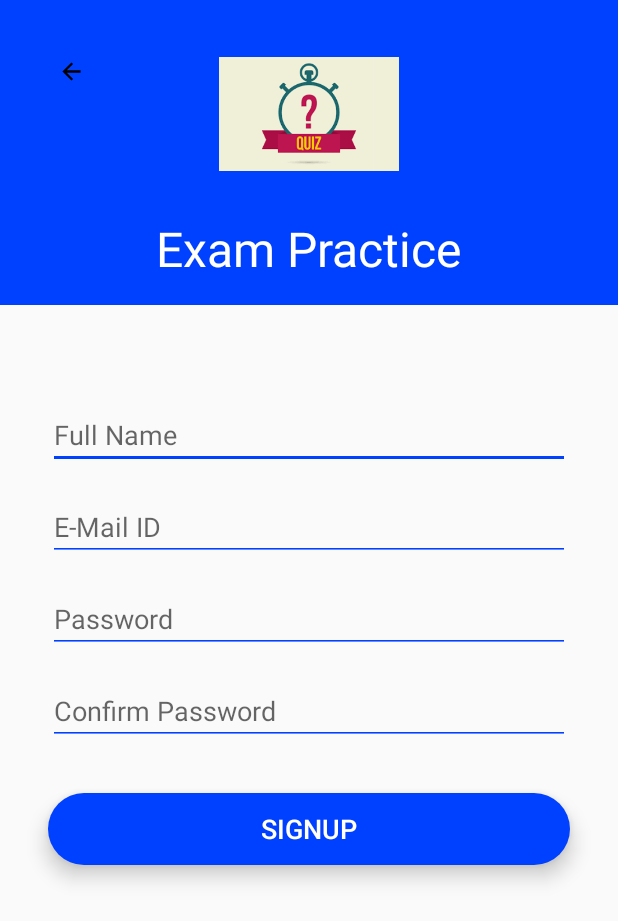
After one commit to duc2209/PRM, an Android app built with Jetpack Compose: the SignUpActivity screen opened directly, with no data from a screen before it, on a phone screen of 412 x 824 dp. The commit adds this screen. Shown: the top 921 px of the screen. Run offline under Robolectric (Android 15) with nearby library versions, the phone set to English and light mode, and no system bars.

Commit message:
Hung commit 5

```diff
--- /dev/null
+++ b/app/src/main/java/com/example/quizzz/SignUpActivity.java
@@ -0,0 +1,40 @@
+package com.example.quizzz;
+
+import androidx.appcompat.app.AppCompatActivity;
+import android.os.Bundle;
+import android.view.View;
+import android.widget.Button;
+import android.widget.EditText;
+import android.widget.ImageView;
+
+public class SignUpActivity extends AppCompatActivity {
+    private EditText name, email, pass, confirmPass;
+    private Button signUpB;
+    private ImageView backB;
+
+    @Override
+    protected void onCreate(Bundle savedInstanceState) {
+        super.onCreate(savedInstanceState);
+        setContentView(R.layout.activity_sign_up);
+
+        name = findViewById(R.id.username);
+        email = findViewById(R.id.emailID);
+        pass = findViewById(R.id.password);
+        confirmPass = findViewById(R.id.confirm_pass);
+        signUpB = findViewById(R.id.signupB);
+        backB = findViewById(R.id.backB);
+
+        backB.setOnClickListener(new View.OnClickListener() {
+            @Override
+            public void onClick(View v) {
+                finish();
+            }
+        });
+        signUpB.setOnClickListener(new View.OnClickListener() {
+            @Override
+            public void onClick(View v) {
+
+            }
+        });
+    }
+}
--- /dev/null
+++ b/app/src/main/res/drawable/ic_back_foreground.xml
@@ -0,0 +1,16 @@
+<vector xmlns:android="http://schemas.android.com/apk/res/android"
+    android:width="108dp"
+    android:height="108dp"
+    android:viewportWidth="24"
+    android:viewportHeight="24"
+    android:tint="#000000"
+    android:autoMirrored="true">
+  <group android:scaleX="0.58"
+      android:scaleY="0.58"
+      android:translateX="5.04"
+      android:translateY="5.04">
+    <path
+        android:fillColor="@android:color/white"
+        android:pathData="M20,11H7.83l5.59,-5.59L12,4l-8,8 8,8 1.41,-1.41L7.83,13H20v-2z"/>
+  </group>
+</vector>
--- /dev/null
+++ b/app/src/main/res/layout/activity_sign_up.xml
@@ -0,0 +1,139 @@
+<?xml version="1.0" encoding="utf-8"?>
+<androidx.constraintlayout.widget.ConstraintLayout xmlns:android="http://schemas.android.com/apk/res/android"
+    xmlns:app="http://schemas.android.com/apk/res-auto"
+    xmlns:tools="http://schemas.android.com/tools"
+    android:layout_width="match_parent"
+    android:layout_height="match_parent"
+    android:theme="@style/AppTheme1"
+    tools:context=".SignUpActivity">
+
+    <ImageView
+        android:id="@+id/backB"
+        android:layout_width="63dp"
+        android:layout_height="63dp"
+        android:layout_marginStart="16dp"
+        android:layout_marginTop="16dp"
+        android:elevation="3dp"
+        android:padding="16dp"
+
+        app:layout_constraintStart_toStartOf="parent"
+        app:layout_constraintTop_toTopOf="parent"
+        app:srcCompat="@drawable/ic_back_foreground" />
+
+    <LinearLayout
+        android:id="@+id/linearLayout"
+        android:layout_width="match_parent"
+        android:layout_height="wrap_content"
+        android:background="@color/colorPrimary"
+        android:gravity="center"
+        android:orientation="vertical"
+        android:padding="16dp"
+        app:layout_constraintEnd_toEndOf="parent"
+        app:layout_constraintStart_toStartOf="parent"
+        app:layout_constraintTop_toTopOf="parent">
+
+        <ImageView
+            android:layout_width="120dp"
+            android:layout_height="120dp"
+            android:src="@drawable/logo" />
+
+        <TextView
+            android:layout_width="wrap_content"
+            android:layout_height="wrap_content"
+            android:layout_marginTop="8dp"
+            android:text="@string/app_name"
+            android:textColor="@color/white"
+            android:textSize="32sp" />
+
+    </LinearLayout>
+
+    <LinearLayout
+        android:layout_width="match_parent"
+        android:layout_height="wrap_content"
+        android:id="@+id/edit_layout"
+        android:orientation="vertical"
+        android:layout_marginBottom="16dp"
+        app:layout_constraintTop_toBottomOf="@+id/linearLayout"
+        app:layout_constraintLeft_toLeftOf="parent"
+        app:layout_constraintRight_toRightOf="parent"
+        >
+
+        <EditText
+            android:id="@+id/username"
+            android:layout_width="match_parent"
+            android:layout_height="wrap_content"
+            android:layout_marginStart="32dp"
+            android:layout_marginTop="64dp"
+            android:layout_marginEnd="32dp"
+            android:backgroundTint="@color/colorPrimary"
+            android:textColor="@color/black"
+            android:hint="Full Name"
+            android:ems="10"
+            android:inputType="text"
+            />
+
+        <EditText
+            android:id="@+id/emailID"
+            android:layout_width="match_parent"
+            android:layout_height="wrap_content"
+            android:layout_marginStart="32dp"
+            android:layout_marginTop="16dp"
+            android:layout_marginEnd="32dp"
+            android:backgroundTint="@color/colorPrimary"
+            android:textColor="@color/black"
+            android:hint="E-Mail ID"
+            android:ems="10"
+            android:inputType="text"
+            />
+
+        <EditText
+            android:id="@+id/password"
+            android:layout_width="match_parent"
+            android:layout_height="wrap_content"
+            android:layout_marginStart="32dp"
+            android:layout_marginTop="16dp"
+            android:layout_marginEnd="32dp"
+            android:backgroundTint="@color/colorPrimary"
+            android:textColor="@color/black"
+            android:hint="Password"
+            android:ems="10"
+            android:inputType="textPassword"
+            />
+
+        <EditText
+            android:id="@+id/confirm_pass"
+            android:layout_width="match_parent"
+            android:layout_height="wrap_content"
+            android:layout_marginStart="32dp"
+            android:layout_marginTop="16dp"
+            android:layout_marginEnd="32dp"
+            android:backgroundTint="@color/colorPrimary"
+            android:textColor="@color/black"
+            android:hint="Confirm Password"
+            android:ems="10"
+            android:inputType="textPassword"
+            />
+
+    </LinearLayout>
+
+
+    <Button
+        android:id="@+id/signupB"
+        android:layout_width="match_parent"
+        android:layout_height="wrap_content"
+        android:layout_marginStart="32dp"
+        android:layout_marginTop="32dp"
+        android:layout_marginEnd="32dp"
+        android:background="@drawable/round_corner_button"
+        android:textColor="@color/white"
+        android:textSize="18sp"
+        android:elevation="5dp"
+        android:translationZ="3dp"
+        android:stateListAnimator="@null"
+        android:text="SIGNUP"
+        app:layout_constraintEnd_toEndOf="parent"
+        app:layout_constraintStart_toStartOf="parent"
+        app:layout_constraintTop_toBottomOf="@+id/edit_layout" />
+
+
+</androidx.constraintlayout.widget.ConstraintLayout>
--- /dev/null
+++ b/app/src/main/res/mipmap-anydpi-v26/ic_back.xml
@@ -0,0 +1,5 @@
+<?xml version="1.0" encoding="utf-8"?>
+<adaptive-icon xmlns:android="http://schemas.android.com/apk/res/android">
+    <background android:drawable="@drawable/ic_back_background"/>
+    <foreground android:drawable="@drawable/ic_back_foreground"/>
+</adaptive-icon>
--- /dev/null
+++ b/app/src/main/res/mipmap-anydpi-v26/ic_back_round.xml
@@ -0,0 +1,5 @@
+<?xml version="1.0" encoding="utf-8"?>
+<adaptive-icon xmlns:android="http://schemas.android.com/apk/res/android">
+    <background android:drawable="@drawable/ic_back_background"/>
+    <foreground android:drawable="@drawable/ic_back_foreground"/>
+</adaptive-icon>
```
Also changed, not shown: app/src/main/AndroidManifest.xml (+7 -4 lines), app/src/main/java/com/example/quizzz/LoginActivity.java (+9 -0 lines), app/src/main/res/drawable/ic_back_background.xml (added, +74 -0 lines), app/src/main/ic_back-playstore.png (added), app/src/main/res/mipmap-hdpi/ic_back.webp (added), app/src/main/res/mipmap-hdpi/ic_back_round.webp (added), app/src/main/res/mipmap-mdpi/ic_back.webp (added), app/src/main/res/mipmap-mdpi/ic_back_round.webp (added), app/src/main/res/mipmap-xhdpi/ic_back.webp (added), app/src/main/res/mipmap-xhdpi/ic_back_round.webp (added), app/src/main/res/mipmap-xxhdpi/ic_back.webp (added), app/src/main/res/mipmap-xxhdpi/ic_back_round.webp (added), app/src/main/res/mipmap-xxxhdpi/ic_back.webp (added), app/src/main/res/mipmap-xxxhdpi/ic_back_round.webp (added).
